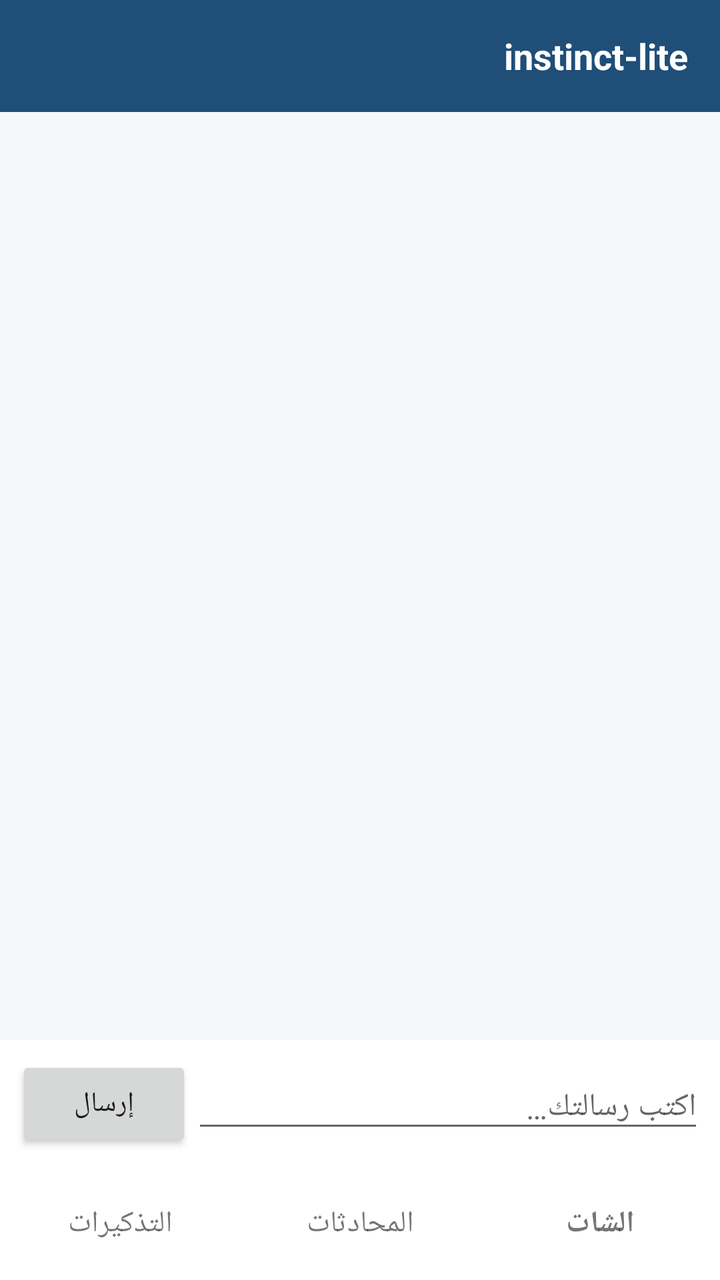
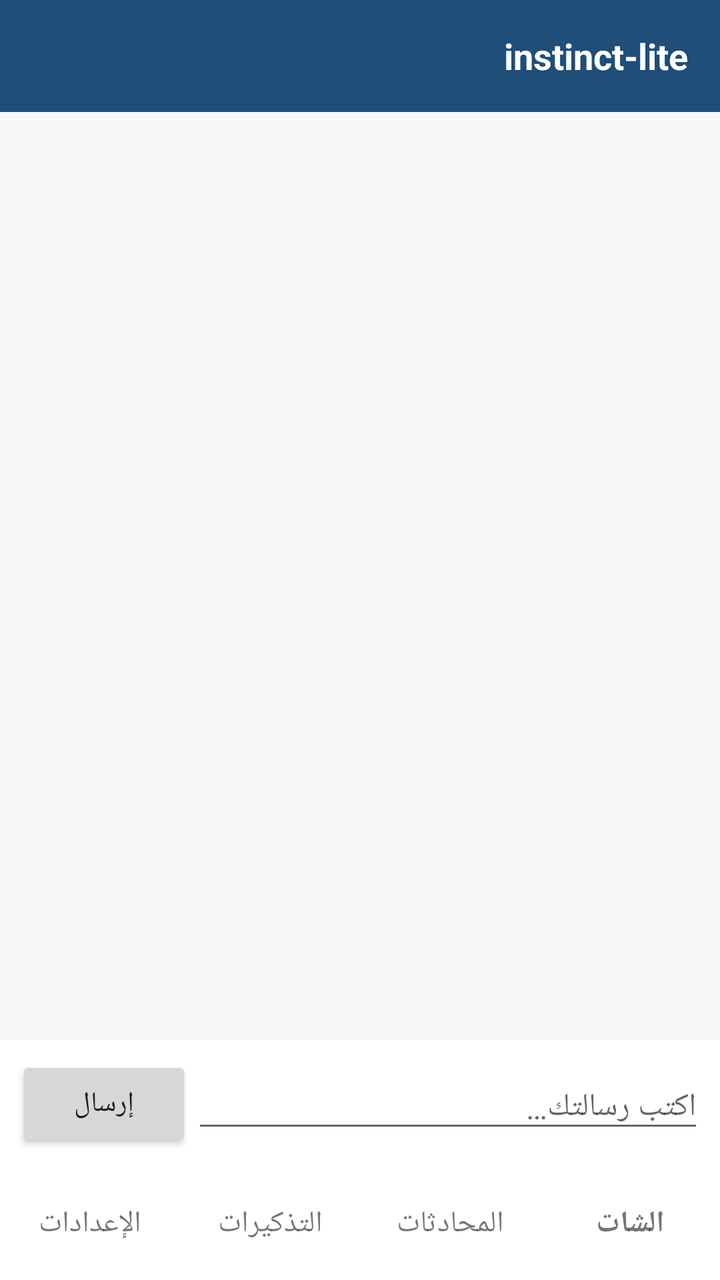

Two renders of the same Android screen: before a commit and after it. Below are the layout's source before the change and the commit's diff.
<!-- AndroidManifest.xml: application theme android:Theme.Material.Light.NoActionBar -->
<!-- res/layout/activity_main.xml -->
<?xml version="1.0" encoding="utf-8"?>
<LinearLayout xmlns:android="http://schemas.android.com/apk/res/android"
    android:layout_width="match_parent" android:layout_height="match_parent"
    android:orientation="vertical" android:layoutDirection="rtl"
    android:background="#F6F7F9">

    <TextView android:id="@+id/title" android:layout_width="match_parent" android:layout_height="56dp"
        android:background="#1F4E79" android:textColor="#FFFFFF" android:textSize="18sp"
        android:textStyle="bold" android:gravity="center_vertical|right" android:paddingStart="16dp"
        android:paddingEnd="16dp" android:text="@string/app_name"/>

    <FrameLayout android:layout_width="match_parent" android:layout_height="0dp" android:layout_weight="1">

        
        <LinearLayout android:id="@+id/page_chat" android:layout_width="match_parent"
            android:layout_height="match_parent" android:orientation="vertical">
            <ListView android:id="@+id/messages" android:layout_width="match_parent"
                android:layout_height="0dp" android:layout_weight="1" android:divider="@null"
                android:dividerHeight="0dp" android:transcriptMode="alwaysScroll"
                android:stackFromBottom="true" android:padding="8dp" android:clipToPadding="false"/>
            <LinearLayout android:layout_width="match_parent" android:layout_height="wrap_content"
                android:orientation="horizontal" android:padding="8dp" android:background="#FFFFFF"
                android:gravity="center_vertical">
                <EditText android:id="@+id/input" android:layout_width="0dp" android:layout_height="wrap_content"
                    android:layout_weight="1" android:hint="@string/type_message" android:maxLines="4"
                    android:inputType="textMultiLine|textCapSentences" android:textSize="16sp"/>
                <Button android:id="@+id/send" android:layout_width="wrap_content"
                    android:layout_height="wrap_content" android:text="@string/send"/>
            </LinearLayout>
        </LinearLayout>

        
        <LinearLayout android:id="@+id/page_history" android:layout_width="match_parent"
            android:layout_height="match_parent" android:orientation="vertical" android:visibility="gone">
            <Button android:id="@+id/new_chat" android:layout_width="match_parent"
                android:layout_height="wrap_content" android:layout_margin="8dp" android:text="@string/new_chat"/>
            <TextView android:id="@+id/history_empty" android:layout_width="match_parent"
                android:layout_height="wrap_content" android:gravity="center" android:padding="24dp"
                android:text="@string/empty_history" android:textSize="15sp"/>
            <ListView android:id="@+id/history_list" android:layout_width="match_parent"
                android:layout_height="match_parent"/>
        </LinearLayout>

        
        <LinearLayout android:id="@+id/page_reminders" android:layout_width="match_parent"
            android:layout_height="match_parent" android:orientation="vertical" android:visibility="gone"
            android:padding="8dp">
            <EditText android:id="@+id/reminder_text" android:layout_width="match_parent"
                android:layout_height="wrap_content" android:hint="@string/reminder_text_hint"
                android:inputType="text" android:textSize="16sp"/>
            <LinearLayout android:layout_width="match_parent" android:layout_height="wrap_content"
                android:orientation="horizontal">
                <Button android:id="@+id/pick_date" android:layout_width="0dp" android:layout_height="wrap_content"
                    android:layout_weight="1" android:text="@string/pick_date"/>
                <Button android:id="@+id/pick_time" android:layout_width="0dp" android:layout_height="wrap_content"
                    android:layout_weight="1" android:text="@string/pick_time"/>
            </LinearLayout>
            <Button android:id="@+id/add_reminder" android:layout_width="match_parent"
                android:layout_height="wrap_content" android:text="@string/add_reminder"/>
            <TextView android:id="@+id/reminders_empty" android:layout_width="match_parent"
                android:layout_height="wrap_content" android:gravity="center" android:padding="24dp"
                android:text="@string/empty_reminders" android:textSize="15sp"/>
            <ListView android:id="@+id/reminders_list" android:layout_width="match_parent"
                android:layout_height="match_parent"/>
        </LinearLayout>
    </FrameLayout>

    <LinearLayout android:layout_width="match_parent" android:layout_height="56dp"
        android:orientation="horizontal" android:background="#FFFFFF">
        <TextView android:id="@+id/tab_chat" android:layout_width="0dp" android:layout_height="match_parent"
            android:layout_weight="1" android:gravity="center" android:text="@string/tab_chat"
            android:textSize="15sp" android:textStyle="bold"/>
        <TextView android:id="@+id/tab_history" android:layout_width="0dp" android:layout_height="match_parent"
            android:layout_weight="1" android:gravity="center" android:text="@string/tab_history" android:textSize="15sp"/>
        <TextView android:id="@+id/tab_reminders" android:layout_width="0dp" android:layout_height="match_parent"
            android:layout_weight="1" android:gravity="center" android:text="@string/tab_reminders" android:textSize="15sp"/>
    </LinearLayout>
</LinearLayout>
<!-- resources referenced by this layout -->
<resources>
  <string name="add_reminder">أضف تذكير</string>
  <string name="app_name">instinct-lite</string>
  <string name="empty_history">مفيش محادثات محفوظة لسه</string>
  <string name="empty_reminders">مفيش تذكيرات لسه</string>
  <string name="new_chat">محادثة جديدة</string>
  <string name="pick_date">اختار اليوم</string>
  <string name="pick_time">اختار الساعة</string>
  <string name="reminder_text_hint">إيه اللي تفكّرك بيه؟</string>
  <string name="send">إرسال</string>
  <string name="tab_chat">الشات</string>
  <string name="tab_history">المحادثات</string>
  <string name="tab_reminders">التذكيرات</string>
  <string name="type_message">اكتب رسالتك…</string>
</resources>

<!-- the commit's change to res/layout/activity_main.xml (unified diff, before → after) -->
@@ -63,6 +63,40 @@
             <ListView android:id="@+id/reminders_list" android:layout_width="match_parent"
                 android:layout_height="match_parent"/>
         </LinearLayout>
+
+        
+        <ScrollView android:id="@+id/page_settings" android:layout_width="match_parent"
+            android:layout_height="match_parent" android:visibility="gone">
+            <LinearLayout android:layout_width="match_parent" android:layout_height="wrap_content"
+                android:orientation="vertical" android:padding="16dp">
+                <TextView android:layout_width="match_parent" android:layout_height="wrap_content"
+                    android:text="@string/settings_api_heading" android:textSize="17sp" android:textStyle="bold"/>
+                <TextView android:layout_width="match_parent" android:layout_height="wrap_content"
+                    android:text="@string/settings_api_explainer" android:textSize="14sp" android:layout_marginTop="4dp"/>
+                <EditText android:id="@+id/settings_token" android:layout_width="match_parent"
+                    android:layout_height="wrap_content" android:hint="@string/settings_token_hint"
+                    android:inputType="textPassword" android:textSize="15sp" android:layout_marginTop="8dp"
+                    android:importantForAutofill="no"/>
+                <EditText android:id="@+id/settings_account" android:layout_width="match_parent"
+                    android:layout_height="wrap_content" android:hint="@string/settings_account_hint"
+                    android:inputType="text" android:textSize="15sp" android:importantForAutofill="no"/>
+                <Button android:id="@+id/save_settings" android:layout_width="match_parent"
+                    android:layout_height="wrap_content" android:text="@string/settings_save"/>
+                <CheckBox android:id="@+id/enable_provider" android:layout_width="match_parent"
+                    android:layout_height="wrap_content" android:text="@string/settings_enable"
+                    android:textSize="15sp" android:layout_marginTop="4dp"/>
+                <TextView android:id="@+id/settings_status" android:layout_width="match_parent"
+                    android:layout_height="wrap_content" android:textSize="14sp" android:layout_marginTop="4dp"/>
+                <TextView android:layout_width="match_parent" android:layout_height="wrap_content"
+                    android:text="@string/privacy_heading" android:textSize="17sp" android:textStyle="bold"
+                    android:layout_marginTop="24dp"/>
+                <TextView android:layout_width="match_parent" android:layout_height="wrap_content"
+                    android:text="@string/privacy_text" android:textSize="14sp" android:layout_marginTop="4dp"/>
+                <Button android:id="@+id/delete_all_data" android:layout_width="match_parent"
+                    android:layout_height="wrap_content" android:text="@string/delete_all_data"
+                    android:layout_marginTop="8dp"/>
+            </LinearLayout>
+        </ScrollView>
     </FrameLayout>
 
     <LinearLayout android:layout_width="match_parent" android:layout_height="56dp"
@@ -74,5 +108,7 @@
             android:layout_weight="1" android:gravity="center" android:text="@string/tab_history" android:textSize="15sp"/>
         <TextView android:id="@+id/tab_reminders" android:layout_width="0dp" android:layout_height="match_parent"
             android:layout_weight="1" android:gravity="center" android:text="@string/tab_reminders" android:textSize="15sp"/>
+        <TextView android:id="@+id/tab_settings" android:layout_width="0dp" android:layout_height="match_parent"
+            android:layout_weight="1" android:gravity="center" android:text="@string/tab_settings" android:textSize="15sp"/>
     </LinearLayout>
 </LinearLayout>
<!-- resource entries referenced after the edit -->
@@ -2,16 +2,26 @@
 <resources>
   <string name="add_reminder">أضف تذكير</string>
   <string name="app_name">instinct-lite</string>
+  <string name="delete_all_data">حذف كل بياناتي</string>
   <string name="empty_history">مفيش محادثات محفوظة لسه</string>
   <string name="empty_reminders">مفيش تذكيرات لسه</string>
   <string name="new_chat">محادثة جديدة</string>
   <string name="pick_date">اختار اليوم</string>
   <string name="pick_time">اختار الساعة</string>
+  <string name="privacy_heading">عن الخصوصية</string>
+  <string name="privacy_text">المحادثات والتذكيرات متخزّنة محليًا على جهازك بس. لو فعّلت المزوّد، اللي بيروح لـ Cloudflare هو نص رسالتك الحالية بس، من غير باقي المحادثة ومن غير أي ملفات. مفتاح الـ API متخزّن مشفّر على الجهاز ومبيبعتش لأي حد غير Cloudflare وقت الطلب. مفيش إحصائيات ولا تتبع ولا حسابات في التطبيق نفسه.</string>
   <string name="reminder_text_hint">إيه اللي تفكّرك بيه؟</string>
   <string name="send">إرسال</string>
+  <string name="settings_account_hint">معرّف الحساب (Account ID)</string>
+  <string name="settings_api_explainer">لو عندك حساب Cloudflare، اكتب المفتاح ومعرّف الحساب بنفسك هنا. بيتحفظوا مشفّرين على الجهاز بس، ومبيتسجلوش في أي سجل أو ملف.</string>
+  <string name="settings_api_heading">مفتاح الـ API</string>
+  <string name="settings_enable">فعّل مزوّد الذكاء الاصطناعي</string>
+  <string name="settings_save">احفظ</string>
+  <string name="settings_token_hint">مفتاح API</string>
   <string name="tab_chat">الشات</string>
   <string name="tab_history">المحادثات</string>
   <string name="tab_reminders">التذكيرات</string>
+  <string name="tab_settings">الإعدادات</string>
   <string name="type_message">اكتب رسالتك…</string>
 </resources>
 
